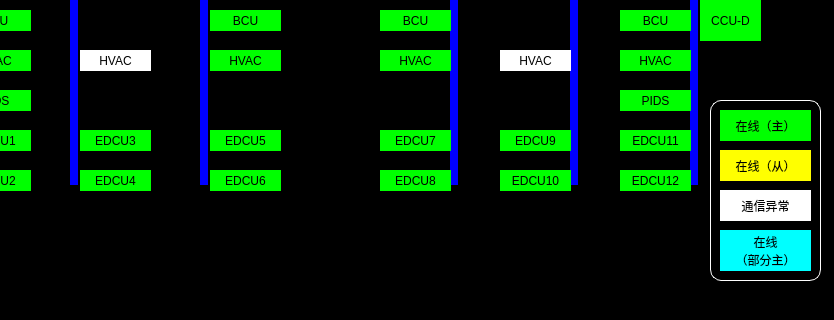
Above: maintaincetcmsstatespage.ui from mayue-crrc/ShenyangMetro9DB before the change; both pictures show x 190 to 1024 and y 190 to 510 of the 1024 by 595 pixel window. Below: the same form after it.
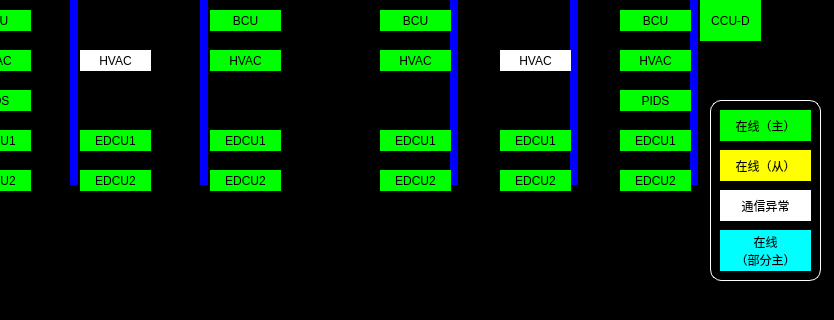
That is the form after the change.

```diff
--- a/maintaincetcmsstatespage.ui
+++ b/maintaincetcmsstatespage.ui
@@ -627,7 +627,7 @@
 </string>
    </property>
    <property name="text">
-    <string>EDCU3</string>
+    <string>EDCU1</string>
    </property>
    <property name="alignment">
     <set>Qt::AlignCenter</set>
@@ -647,7 +647,7 @@
 </string>
    </property>
    <property name="text">
-    <string>EDCU4</string>
+    <string>EDCU2</string>
    </property>
    <property name="alignment">
     <set>Qt::AlignCenter</set>
@@ -687,7 +687,7 @@
 </string>
    </property>
    <property name="text">
-    <string>EDCU5</string>
+    <string>EDCU1</string>
    </property>
    <property name="alignment">
     <set>Qt::AlignCenter</set>
@@ -767,7 +767,7 @@
 </string>
    </property>
    <property name="text">
-    <string>EDCU6</string>
+    <string>EDCU2</string>
    </property>
    <property name="alignment">
     <set>Qt::AlignCenter</set>
@@ -807,7 +807,7 @@
 </string>
    </property>
    <property name="text">
-    <string>EDCU8</string>
+    <string>EDCU2</string>
    </property>
    <property name="alignment">
     <set>Qt::AlignCenter</set>
@@ -907,7 +907,7 @@
 </string>
    </property>
    <property name="text">
-    <string>EDCU7</string>
+    <string>EDCU1</string>
    </property>
    <property name="alignment">
     <set>Qt::AlignCenter</set>
@@ -927,7 +927,7 @@
 </string>
    </property>
    <property name="text">
-    <string>EDCU9</string>
+    <string>EDCU1</string>
    </property>
    <property name="alignment">
     <set>Qt::AlignCenter</set>
@@ -986,7 +986,7 @@
 </string>
    </property>
    <property name="text">
-    <string>EDCU10</string>
+    <string>EDCU2</string>
    </property>
    <property name="alignment">
     <set>Qt::AlignCenter</set>
@@ -1106,7 +1106,7 @@
 </string>
    </property>
    <property name="text">
-    <string>EDCU11</string>
+    <string>EDCU1</string>
    </property>
    <property name="alignment">
     <set>Qt::AlignCenter</set>
@@ -1146,7 +1146,7 @@
 </string>
    </property>
    <property name="text">
-    <string>EDCU12</string>
+    <string>EDCU2</string>
    </property>
    <property name="alignment">
     <set>Qt::AlignCenter</set>
```
